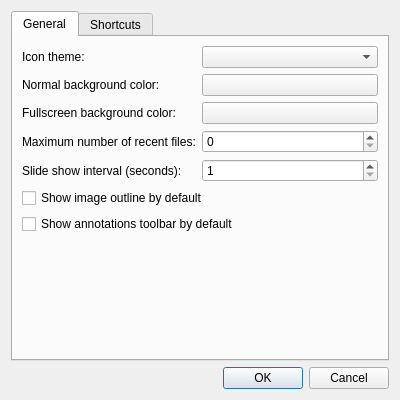
Before: the Qt Designer form src/preferencesdialog.ui in lxqt/lximage-qt, drawn with Qt 5.
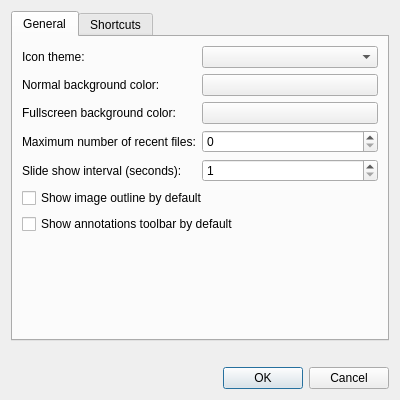
After: the same form once the commit is applied. Custom widgets are drawn as their Qt base class.

Diff of the .ui file:
```diff
--- a/src/preferencesdialog.ui
+++ b/src/preferencesdialog.ui
@@ -147,6 +147,16 @@
      </widget>
     </widget>
    </item>
+   <item>
+    <widget class="QLabel" name="warningLabel">
+     <property name="alignment">
+      <set>Qt::AlignCenter</set>
+     </property>
+     <property name="textInteractionFlags">
+      <set>Qt::NoTextInteraction</set>
+     </property>
+    </widget>
+   </item>
    <item>
     <widget class="QDialogButtonBox" name="buttonBox">
      <property name="orientation">
```
